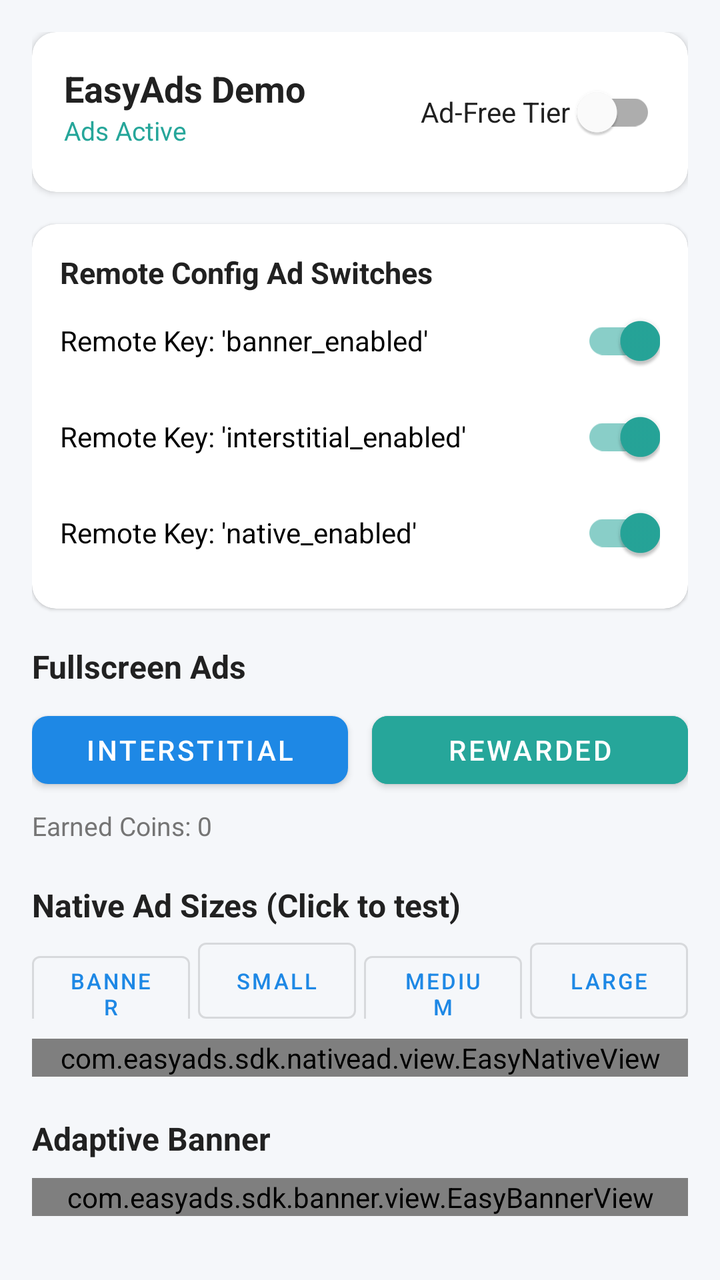
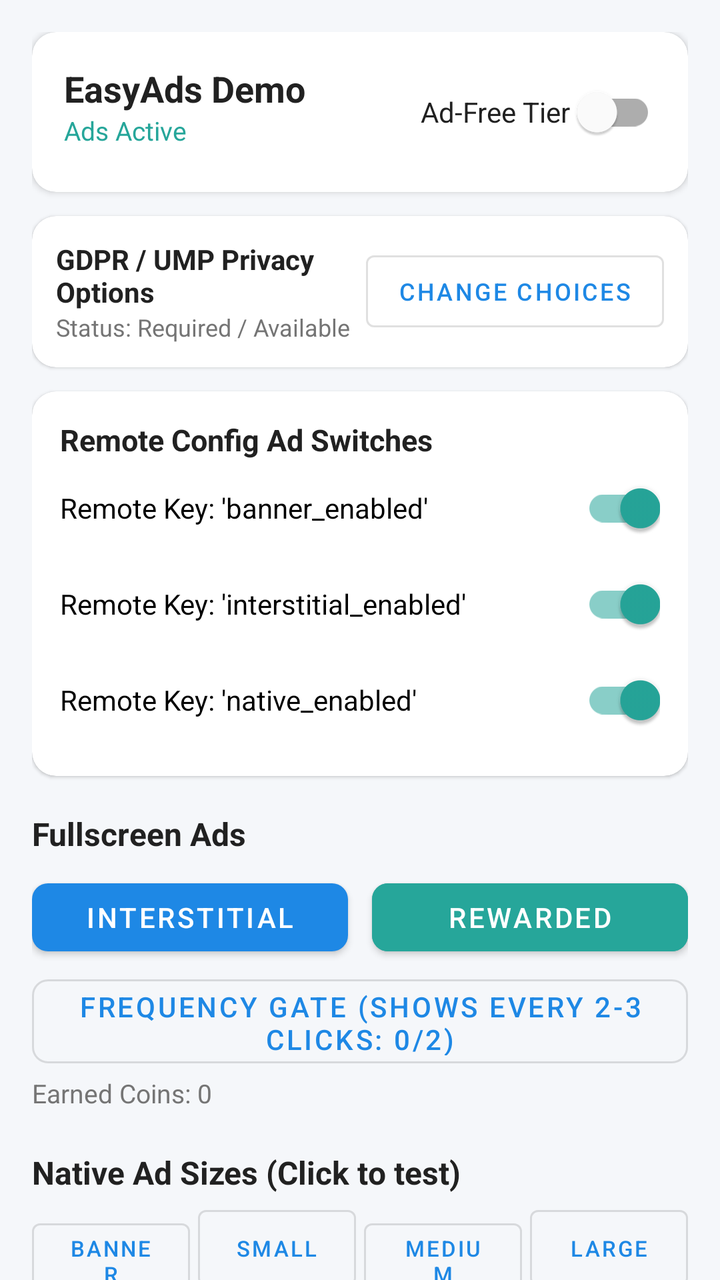

Before-and-after screenshots of an Android layout around one commit, followed by the original layout XML and the change that was made.
<!-- AndroidManifest.xml: application theme Theme.EasyAdsDemo -->
<!-- res/layout/activity_main.xml -->
<?xml version="1.0" encoding="utf-8"?>
<androidx.core.widget.NestedScrollView xmlns:android="http://schemas.android.com/apk/res/android"
    xmlns:app="http://schemas.android.com/apk/res-auto"
    xmlns:tools="http://schemas.android.com/tools"
    android:layout_width="match_parent"
    android:layout_height="match_parent"
    android:background="@color/background"
    android:fillViewport="true">

    <androidx.constraintlayout.widget.ConstraintLayout
        android:layout_width="match_parent"
        android:layout_height="wrap_content"
        android:padding="16dp">

        
        <com.google.android.material.card.MaterialCardView
            android:id="@+id/cardHeader"
            android:layout_width="match_parent"
            android:layout_height="wrap_content"
            app:cardCornerRadius="12dp"
            app:cardElevation="2dp"
            app:layout_constraintEnd_toEndOf="parent"
            app:layout_constraintStart_toStartOf="parent"
            app:layout_constraintTop_toTopOf="parent">

            <LinearLayout
                android:layout_width="match_parent"
                android:layout_height="wrap_content"
                android:orientation="horizontal"
                android:padding="16dp">

                <LinearLayout
                    android:layout_width="0dp"
                    android:layout_height="wrap_content"
                    android:layout_weight="1"
                    android:orientation="vertical">

                    <TextView
                        android:layout_width="wrap_content"
                        android:layout_height="wrap_content"
                        android:text="EasyAds Demo"
                        android:textColor="@color/text_primary"
                        android:textSize="18sp"
                        android:textStyle="bold" />

                    <TextView
                        android:id="@+id/tvAdFreeStatus"
                        android:layout_width="wrap_content"
                        android:layout_height="wrap_content"
                        android:text="Ads Active"
                        android:textColor="@color/secondary"
                        android:textSize="13sp" />
                </LinearLayout>

                <com.google.android.material.switchmaterial.SwitchMaterial
                    android:id="@+id/switchAdFree"
                    android:layout_width="wrap_content"
                    android:layout_height="wrap_content"
                    android:text="Ad-Free Tier "
                    android:textColor="@color/text_primary" />
            </LinearLayout>
        </com.google.android.material.card.MaterialCardView>

        
        <com.google.android.material.card.MaterialCardView
            android:id="@+id/cardRemoteConfig"
            android:layout_width="match_parent"
            android:layout_height="wrap_content"
            android:layout_marginTop="16dp"
            app:cardCornerRadius="12dp"
            app:cardElevation="1dp"
            app:layout_constraintTop_toBottomOf="@id/cardHeader">

            <LinearLayout
                android:layout_width="match_parent"
                android:layout_height="wrap_content"
                android:orientation="vertical"
                android:padding="14dp">

                <TextView
                    android:layout_width="wrap_content"
                    android:layout_height="wrap_content"
                    android:text="Remote Config Ad Switches"
                    android:textColor="@color/text_primary"
                    android:textSize="15sp"
                    android:textStyle="bold" />

                <com.google.android.material.switchmaterial.SwitchMaterial
                    android:id="@+id/switchRemoteBanner"
                    android:layout_width="match_parent"
                    android:layout_height="wrap_content"
                    android:checked="true"
                    android:text="Remote Key: 'banner_enabled'" />

                <com.google.android.material.switchmaterial.SwitchMaterial
                    android:id="@+id/switchRemoteInterstitial"
                    android:layout_width="match_parent"
                    android:layout_height="wrap_content"
                    android:checked="true"
                    android:text="Remote Key: 'interstitial_enabled'" />

                <com.google.android.material.switchmaterial.SwitchMaterial
                    android:id="@+id/switchRemoteNative"
                    android:layout_width="match_parent"
                    android:layout_height="wrap_content"
                    android:checked="true"
                    android:text="Remote Key: 'native_enabled'" />
            </LinearLayout>
        </com.google.android.material.card.MaterialCardView>

        
        <TextView
            android:id="@+id/tvFullscreenHeader"
            android:layout_width="wrap_content"
            android:layout_height="wrap_content"
            android:layout_marginTop="18dp"
            android:text="Fullscreen Ads"
            android:textColor="@color/text_primary"
            android:textSize="16sp"
            android:textStyle="bold"
            app:layout_constraintStart_toStartOf="parent"
            app:layout_constraintTop_toBottomOf="@id/cardRemoteConfig" />

        <LinearLayout
            android:id="@+id/layoutButtons"
            android:layout_width="match_parent"
            android:layout_height="wrap_content"
            android:layout_marginTop="8dp"
            android:orientation="horizontal"
            app:layout_constraintTop_toBottomOf="@id/tvFullscreenHeader">

            <com.google.android.material.button.MaterialButton
                android:id="@+id/btnInterstitial"
                android:layout_width="0dp"
                android:layout_height="46dp"
                android:layout_marginEnd="6dp"
                android:layout_weight="1"
                android:text="Interstitial"
                app:cornerRadius="8dp" />

            <com.google.android.material.button.MaterialButton
                android:id="@+id/btnRewarded"
                android:layout_width="0dp"
                android:layout_height="46dp"
                android:layout_marginStart="6dp"
                android:layout_weight="1"
                android:backgroundTint="@color/secondary"
                android:text="Rewarded"
                app:cornerRadius="8dp" />
        </LinearLayout>

        <TextView
            android:id="@+id/tvRewardPoints"
            android:layout_width="wrap_content"
            android:layout_height="wrap_content"
            android:layout_marginTop="6dp"
            android:text="Earned Coins: 0"
            android:textColor="@color/text_secondary"
            android:textSize="13sp"
            app:layout_constraintStart_toStartOf="parent"
            app:layout_constraintTop_toBottomOf="@id/layoutButtons" />

        
        <TextView
            android:id="@+id/tvNativeHeader"
            android:layout_width="wrap_content"
            android:layout_height="wrap_content"
            android:layout_marginTop="20dp"
            android:text="Native Ad Sizes (Click to test)"
            android:textColor="@color/text_primary"
            android:textSize="16sp"
            android:textStyle="bold"
            app:layout_constraintStart_toStartOf="parent"
            app:layout_constraintTop_toBottomOf="@id/tvRewardPoints" />

        <LinearLayout
            android:id="@+id/layoutNativeButtons"
            android:layout_width="match_parent"
            android:layout_height="wrap_content"
            android:layout_marginTop="8dp"
            android:orientation="horizontal"
            app:layout_constraintTop_toBottomOf="@id/tvNativeHeader">

            <com.google.android.material.button.MaterialButton
                android:id="@+id/btnNativeBanner"
                style="@style/Widget.MaterialComponents.Button.OutlinedButton"
                android:layout_width="0dp"
                android:layout_height="38dp"
                android:layout_weight="1"
                android:insetTop="0dp"
                android:insetBottom="0dp"
                android:text="Banner"
                android:textSize="11sp" />

            <com.google.android.material.button.MaterialButton
                android:id="@+id/btnNativeSmall"
                style="@style/Widget.MaterialComponents.Button.OutlinedButton"
                android:layout_width="0dp"
                android:layout_height="38dp"
                android:layout_marginStart="4dp"
                android:layout_weight="1"
                android:insetTop="0dp"
                android:insetBottom="0dp"
                android:text="Small"
                android:textSize="11sp" />

            <com.google.android.material.button.MaterialButton
                android:id="@+id/btnNativeMedium"
                style="@style/Widget.MaterialComponents.Button.OutlinedButton"
                android:layout_width="0dp"
                android:layout_height="38dp"
                android:layout_marginStart="4dp"
                android:layout_weight="1"
                android:insetTop="0dp"
                android:insetBottom="0dp"
                android:text="Medium"
                android:textSize="11sp" />

            <com.google.android.material.button.MaterialButton
                android:id="@+id/btnNativeLarge"
                style="@style/Widget.MaterialComponents.Button.OutlinedButton"
                android:layout_width="0dp"
                android:layout_height="38dp"
                android:layout_marginStart="4dp"
                android:layout_weight="1"
                android:insetTop="0dp"
                android:insetBottom="0dp"
                android:text="Large"
                android:textSize="11sp" />
        </LinearLayout>

        
        <com.easyads.sdk.nativead.view.EasyNativeView
            android:id="@+id/nativeAdView"
            android:layout_width="match_parent"
            android:layout_height="wrap_content"
            android:layout_marginTop="10dp"
            app:layout_constraintTop_toBottomOf="@id/layoutNativeButtons" />

        
        <TextView
            android:id="@+id/tvBannerHeader"
            android:layout_width="wrap_content"
            android:layout_height="wrap_content"
            android:layout_marginTop="20dp"
            android:text="Adaptive Banner"
            android:textColor="@color/text_primary"
            android:textSize="16sp"
            android:textStyle="bold"
            app:layout_constraintStart_toStartOf="parent"
            app:layout_constraintTop_toBottomOf="@id/nativeAdView" />

        <com.easyads.sdk.banner.view.EasyBannerView
            android:id="@+id/bannerAdView"
            android:layout_width="match_parent"
            android:layout_height="wrap_content"
            android:layout_marginTop="8dp"
            android:layout_marginBottom="16dp"
            app:layout_constraintBottom_toBottomOf="parent"
            app:layout_constraintTop_toBottomOf="@id/tvBannerHeader"
            app:layout_constraintVertical_bias="1.0" />

    </androidx.constraintlayout.widget.ConstraintLayout>

</androidx.core.widget.NestedScrollView>
<!-- resources referenced by this layout -->
<resources>
  <color name="background">#F5F7FA</color>
  <color name="secondary">#26A69A</color>
  <color name="text_primary">#212121</color>
  <color name="text_secondary">#757575</color>
  <style name="Theme.EasyAdsDemo" parent="Theme.MaterialComponents.DayNight.NoActionBar">
          <item name="colorPrimary">@color/primary</item>
          <item name="colorPrimaryVariant">@color/primary_variant</item>
          <item name="colorSecondary">@color/secondary</item>
          <item name="android:windowBackground">@color/background</item>
          <item name="android:statusBarColor">@color/primary_variant</item>
      </style>
  <color name="primary">#1E88E5</color>
  <color name="primary_variant">#1565C0</color>
</resources>

<!-- the commit's change to res/layout/activity_main.xml (unified diff, before → after) -->
@@ -63,13 +63,65 @@
 
         
         <com.google.android.material.card.MaterialCardView
-            android:id="@+id/cardRemoteConfig"
-            android:layout_width="match_parent"
-            android:layout_height="wrap_content"
-            android:layout_marginTop="16dp"
+            android:id="@+id/cardPrivacy"
+            android:layout_width="match_parent"
+            android:layout_height="wrap_content"
+            android:layout_marginTop="12dp"
             app:cardCornerRadius="12dp"
             app:cardElevation="1dp"
             app:layout_constraintTop_toBottomOf="@id/cardHeader">
+
+            <LinearLayout
+                android:layout_width="match_parent"
+                android:layout_height="wrap_content"
+                android:gravity="center_vertical"
+                android:orientation="horizontal"
+                android:padding="12dp">
+
+                <LinearLayout
+                    android:layout_width="0dp"
+                    android:layout_height="wrap_content"
+                    android:layout_weight="1"
+                    android:orientation="vertical">
+
+                    <TextView
+                        android:layout_width="wrap_content"
+                        android:layout_height="wrap_content"
+                        android:text="GDPR / UMP Privacy Options"
+                        android:textColor="@color/text_primary"
+                        android:textSize="14sp"
+                        android:textStyle="bold" />
+
+                    <TextView
+                        android:id="@+id/tvConsentStatus"
+                        android:layout_width="wrap_content"
+                        android:layout_height="wrap_content"
+                        android:text="Status: Required / Available"
+                        android:textColor="@color/text_secondary"
+                        android:textSize="12sp" />
+                </LinearLayout>
+
+                <com.google.android.material.button.MaterialButton
+                    android:id="@+id/btnPrivacyOptions"
+                    style="@style/Widget.MaterialComponents.Button.OutlinedButton"
+                    android:layout_width="wrap_content"
+                    android:layout_height="36dp"
+                    android:insetTop="0dp"
+                    android:insetBottom="0dp"
+                    android:text="Change Choices"
+                    android:textSize="12sp" />
+            </LinearLayout>
+        </com.google.android.material.card.MaterialCardView>
+
+        
+        <com.google.android.material.card.MaterialCardView
+            android:id="@+id/cardRemoteConfig"
+            android:layout_width="match_parent"
+            android:layout_height="wrap_content"
+            android:layout_marginTop="12dp"
+            app:cardCornerRadius="12dp"
+            app:cardElevation="1dp"
+            app:layout_constraintTop_toBottomOf="@id/cardPrivacy">
 
             <LinearLayout
                 android:layout_width="match_parent"
@@ -149,6 +201,19 @@
                 app:cornerRadius="8dp" />
         </LinearLayout>
 
+        
+        <com.google.android.material.button.MaterialButton
+            android:id="@+id/btnFrequencyInterstitial"
+            style="@style/Widget.MaterialComponents.Button.OutlinedButton"
+            android:layout_width="match_parent"
+            android:layout_height="42dp"
+            android:layout_marginTop="8dp"
+            android:insetTop="0dp"
+            android:insetBottom="0dp"
+            android:text="Frequency Gate (Shows every 2-3 clicks: 0/2)"
+            app:cornerRadius="8dp"
+            app:layout_constraintTop_toBottomOf="@id/layoutButtons" />
+
         <TextView
             android:id="@+id/tvRewardPoints"
             android:layout_width="wrap_content"
@@ -158,7 +223,7 @@
             android:textColor="@color/text_secondary"
             android:textSize="13sp"
             app:layout_constraintStart_toStartOf="parent"
-            app:layout_constraintTop_toBottomOf="@id/layoutButtons" />
+            app:layout_constraintTop_toBottomOf="@id/btnFrequencyInterstitial" />
 
         
         <TextView
